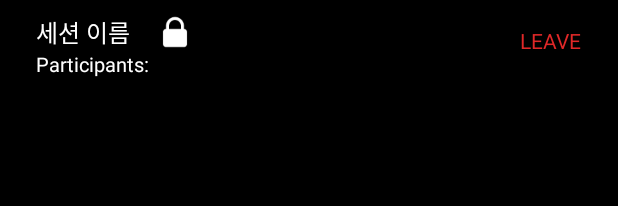
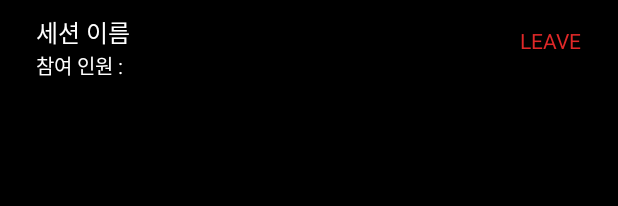
Before and after one commit to Ajou-Connect/OneBoard-Android, an Android app: the layout activity_session_asdf.xml on its own in the app's theme, with its tools: preview values and no code run, on a phone screen of 412 x 824 dp. Shown: the top 206 px of the screen. Run offline under Robolectric (Android 15) with nearby library versions, the phone set to English and light mode, and no system bars; plain views replace PhotoView.

Commit message:
Add layout id in `include layout`

```diff
--- a/app/src/main/res/layout/activity_session_asdf.xml
+++ b/app/src/main/res/layout/activity_session_asdf.xml
@@ -55,21 +55,21 @@
         app:layout_constraintStart_toStartOf="parent"
         app:layout_constraintTop_toTopOf="parent" />
 
-    <ImageView
-        android:id="@+id/meeting_lock_status"
-        android:layout_width="32dp"
-        android:layout_height="32dp"
-        android:layout_marginStart="14dp"
-        app:layout_constraintBottom_toBottomOf="@+id/sessionName"
-        app:layout_constraintStart_toEndOf="@+id/sessionName"
-        app:layout_constraintTop_toTopOf="@+id/sessionName"
-        app:srcCompat="@drawable/small_lock" />
+    <!--    <ImageView-->
+    <!--        android:id="@+id/meeting_lock_status"-->
+    <!--        android:layout_width="32dp"-->
+    <!--        android:layout_height="32dp"-->
+    <!--        android:layout_marginStart="14dp"-->
+    <!--        app:layout_constraintBottom_toBottomOf="@+id/sessionName"-->
+    <!--        app:layout_constraintStart_toEndOf="@+id/sessionName"-->
+    <!--        app:layout_constraintTop_toTopOf="@+id/sessionName"-->
+    <!--        app:srcCompat="@drawable/small_lock" />-->
 
     <TextView
         android:id="@+id/text_meeting_user_size"
         android:layout_width="wrap_content"
         android:layout_height="wrap_content"
-        android:text="Participants:"
+        android:text="참여 인원 :"
         android:textColor="@color/white"
         android:textSize="@dimen/textsize_13"
         app:layout_constraintStart_toStartOf="@+id/sessionName"
@@ -165,7 +165,9 @@
         app:layout_constraintBottom_toBottomOf="parent"
         app:layout_constraintStart_toStartOf="parent" />
 
-    <include layout="@layout/layout_bottom_action_bar" />
+    <include
+        android:id="@+id/actionBar"
+        layout="@layout/layout_bottom_action_bar" />
 
     <FrameLayout
         android:layout_width="match_parent"
```
